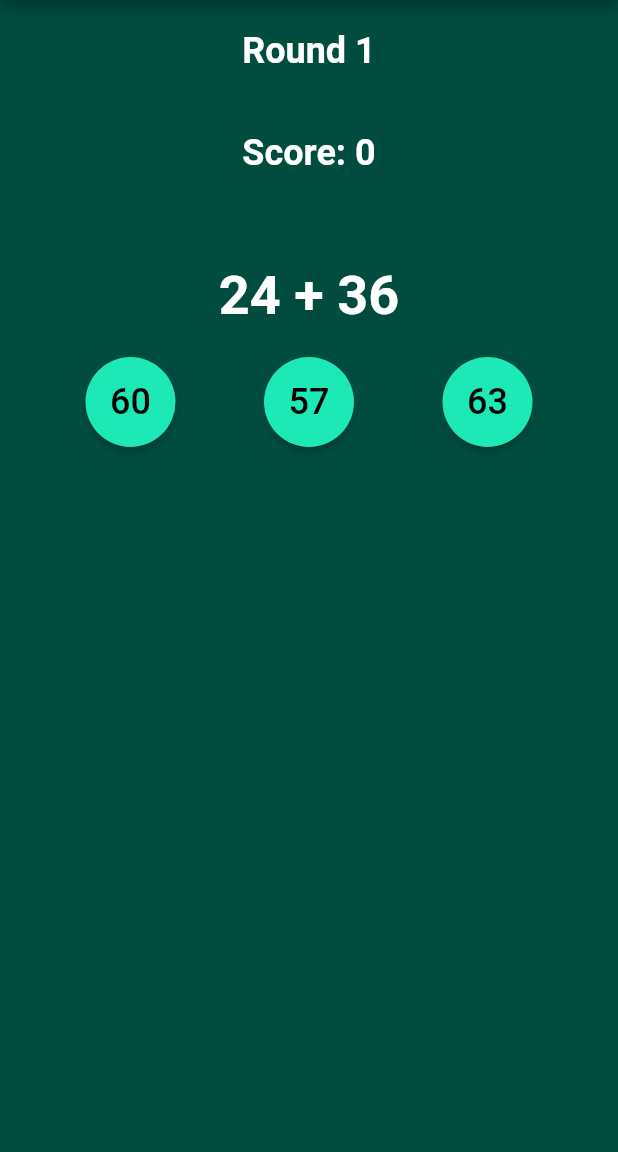
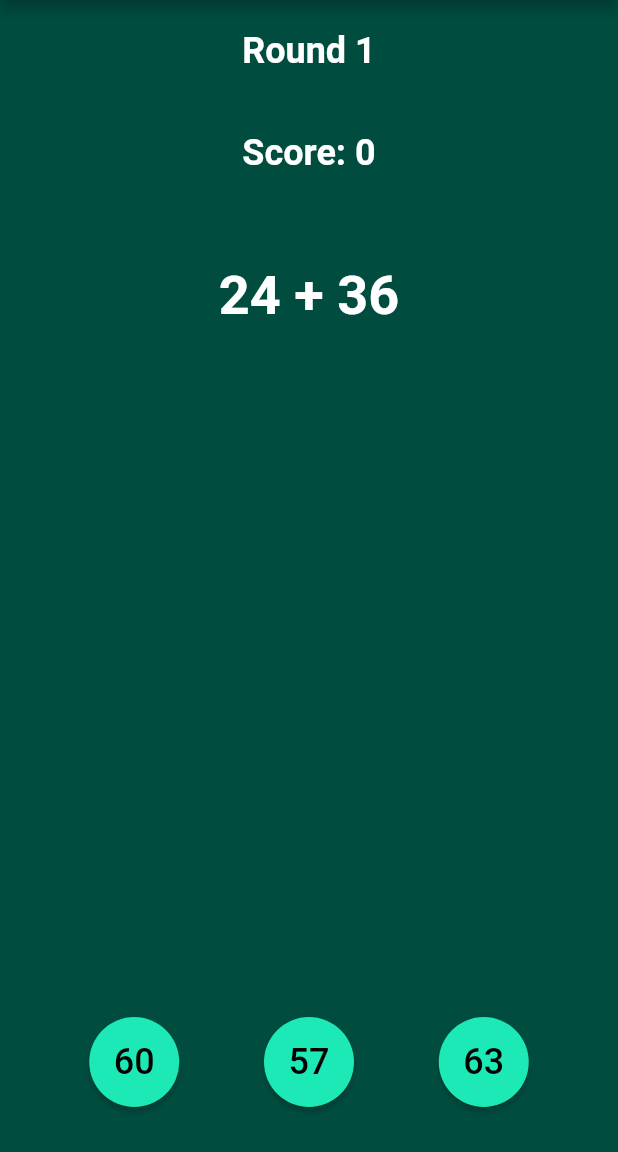
Before and after one commit to MorphewPrime/campus-battle, a Flutter app: the MathGame screen opened by its route, on a phone screen of 412 x 824 dp, the part 84-1236 px from its top. Run offline on Flutter 3.47's test engine with Material 2 defaults, Android fonts, the phone set to English and light mode, and no system bars; our stand-ins replace cloud_firestore, firebase_auth, firebase_core, font_awesome_flutter, geolocator, google_maps_flutter and 2 more; missing offline and left inert: flame, panorama, sprung; accounts and stored records are empty.

Commit message:
MathGame: Made buttons move up
Also rewarded points based on time

```diff
--- a/lib/screens/game/mathgame/mathgame_screen.dart
+++ b/lib/screens/game/mathgame/mathgame_screen.dart
@@ -7,6 +7,13 @@
 
 //idea of game: math equations with choices that float from the bottom of
 //the screen to the top, rewards more points if gotten quicker
+
+//-------EDITS-----------
+//3-7-23
+//by Logan Anderson
+//Added movement of the buttons
+
+import 'dart:async';
 
 import 'package:flutter/material.dart';
 import 'dart:math';
@@ -50,6 +57,14 @@ class MathGame extends StatefulWidget {
 }
 
 class _MathGameState extends State<MathGame> {
+  //space from bottom to move it up
+  double _spaceFromBottom = 0;
+  int _faster = 0;
+
+  //timers
+  late Timer _timer1;
+  late Timer _timer2;
+
   int _currentRound = 0;
   int _score = 0;
   List<int> _usedQuestions = [];
@@ -90,7 +105,9 @@ class _MathGameState extends State<MathGame> {
     // if (_currentQuestion != null && answer == _currentQuestion!.answer) {
     setState(() {
       if (_currentQuestion != null && answer == _currentQuestion!.answer) {
-        _score += 10;
+        // _score += 10 ;
+        //make score dependent on space from bottom
+        _score += 11 - (_spaceFromBottom / 45.5).round();
       }
       _currentRound++;
       if (_currentRound >= 10) {
@@ -100,6 +117,10 @@ class _MathGameState extends State<MathGame> {
       } else {
         _generateQuestion();
       }
+
+      //move buttons back to bottom
+      _spaceFromBottom = 0;
+      _faster += 3;
     });
     // }
   }
@@ -108,6 +129,44 @@ class _MathGameState extends State<MathGame> {
   void initState() {
     super.initState();
     _generateQuestion();
+
+    //timers
+    _timer1 = Timer.periodic(Duration(milliseconds: 300), (timer) {
+      setState(() {
+        _spaceFromBottom += 5 + _faster;
+      });
+    });
+    // Stream.periodic(Duration(milliseconds: 300), (count) {
+    //   return count * 5;
+    // }).listen((milliseconds) {
+    //   setState(() {
+    //     _spaceFromBottom += milliseconds - _faster;
+    //   });
+    // });
+
+    _timer2 = Timer.periodic(Duration(seconds: 1), (timer) {
+      if (_spaceFromBottom > 455 && _currentRound <= 10) {
+        setState(() {
+          _currentRound++;
+          _generateQuestion();
+          _spaceFromBottom = 0;
+          _faster += 3;
+        });
+      }
+      if (_currentRound >= 10) {
+        Navigator.of(context).pushReplacement(MaterialPageRoute(
+          builder: (context) => MathScoreScreen(score: _score),
+        ));
+      }
+    });
+  }
+
+  @override
+  void dispose() {
+    _timer1.cancel();
+    _timer2.cancel();
+
+    super.dispose();
   }
 
   @override
@@ -154,7 +213,16 @@ class _MathGameState extends State<MathGame> {
                     color: Colors.white),
               ),
             ),
-            Row(
+            Expanded(
+              child: Stack(
+                fit: StackFit.expand,
+                children: [
+                  Positioned(
+                    bottom: _spaceFromBottom,
+                    left: 5,
+                    right: 5,
+                    child: Center(
+                      child: Row(
                         mainAxisAlignment: MainAxisAlignment.spaceEvenly,
                         children: [
                           ElevatedButton(
@@ -168,8 +236,8 @@ class _MathGameState extends State<MathGame> {
                               foregroundColor: Colors.black,
                             ),
                             child: Text(
-                    _answerOption1.toString(),
-                    style: const TextStyle(fontSize: 24.0),
+                              "$_answerOption1",
+                              style: const TextStyle(fontSize: 24),
                             ),
                           ),
                           ElevatedButton(
@@ -183,8 +251,8 @@ class _MathGameState extends State<MathGame> {
                               foregroundColor: Colors.black,
                             ),
                             child: Text(
-                    _answerOption2.toString(),
-                    style: const TextStyle(fontSize: 24.0),
+                              "$_answerOption2",
+                              style: const TextStyle(fontSize: 24),
                             ),
                           ),
                           ElevatedButton(
@@ -198,11 +266,16 @@ class _MathGameState extends State<MathGame> {
                               foregroundColor: Colors.black,
                             ),
                             child: Text(
-                    _answerOption3.toString(),
-                    style: const TextStyle(fontSize: 24.0),
+                              "$_answerOption3",
+                              style: const TextStyle(fontSize: 24),
                             ),
                           ),
                         ],
+                      ),
+                    ),
+                  ),
+                ],
+              ),
             ),
           ],
         ),
```
Also changed, not shown: lib/screens/game/mathgame/mathscorescreen.dart (+32 -1 lines). Lines whose indentation alone changed are shown as unchanged.
